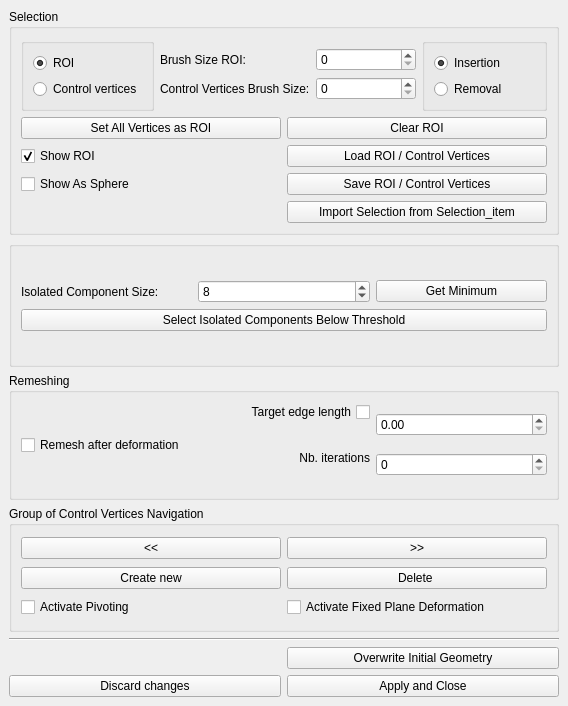
CGAL/cgal, file Polyhedron/demo/Polyhedron/Plugins/Surface_mesh_deformation/Deform_mesh.ui: the form before one commit.
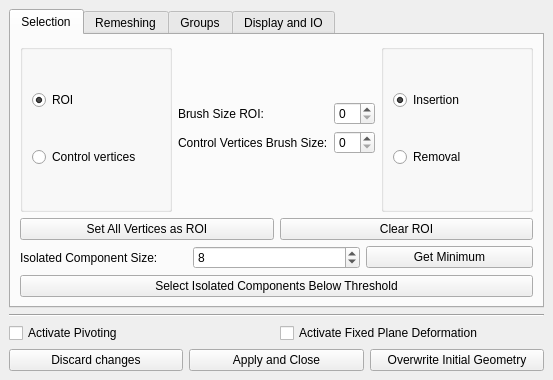
The form after the commit.

Commit message: use tabs to reduce the size of the deformation widget

What changed in the file:
```diff
--- a/Polyhedron/demo/Polyhedron/Plugins/Surface_mesh_deformation/Deform_mesh.ui
+++ b/Polyhedron/demo/Polyhedron/Plugins/Surface_mesh_deformation/Deform_mesh.ui
@@ -6,8 +6,8 @@
    <rect>
     <x>0</x>
     <y>0</y>
-    <width>568</width>
-    <height>706</height>
+    <width>553</width>
+    <height>380</height>
    </rect>
   </property>
   <property name="windowTitle">
@@ -16,12 +16,47 @@
   <widget class="QWidget" name="dockWidgetContents">
    <layout class="QVBoxLayout" name="verticalLayout">
     <item>
-     <widget class="QGroupBox" name="SelectionGroupBox">
-      <property name="title">
+     <widget class="QTabWidget" name="tabWidget">
+      <property name="currentIndex">
+       <number>0</number>
+      </property>
+      <widget class="QWidget" name="tab">
+       <attribute name="title">
        <string>Selection</string>
-      </property>
-      <layout class="QGridLayout" name="gridLayout">
-       <item row="2" column="1" rowspan="2" colspan="2">
+       </attribute>
+       <layout class="QVBoxLayout" name="verticalLayout_9">
+        <item>
+         <layout class="QHBoxLayout" name="horizontalLayout_13">
+          <item>
+           <widget class="QGroupBox" name="RCgroup">
+            <layout class="QVBoxLayout" name="verticalLayout_7">
+             <item>
+              <widget class="QRadioButton" name="ROIRadioButton">
+               <property name="toolTip">
+                <string>Use Shift + Left Click to paint ROI vertices</string>
+               </property>
+               <property name="text">
+                <string>ROI</string>
+               </property>
+               <property name="checked">
+                <bool>true</bool>
+               </property>
+              </widget>
+             </item>
+             <item>
+              <widget class="QRadioButton" name="CtrlVertRadioButton">
+               <property name="toolTip">
+                <string>Use Shift + Left Click to paint control vertices</string>
+               </property>
+               <property name="text">
+                <string>Control vertices</string>
+               </property>
+              </widget>
+             </item>
+            </layout>
+           </widget>
+          </item>
+          <item>
         <layout class="QVBoxLayout" name="RingLayout">
          <item>
           <layout class="QHBoxLayout" name="horizontalLayout_4">
@@ -57,7 +92,32 @@
          </item>
         </layout>
        </item>
-       <item row="4" column="0" colspan="4">
+          <item>
+           <widget class="QGroupBox" name="InsertEraseGroup">
+            <layout class="QVBoxLayout" name="verticalLayout_8">
+             <item>
+              <widget class="QRadioButton" name="InsertRadioButton">
+               <property name="text">
+                <string>Insertion</string>
+               </property>
+               <property name="checked">
+                <bool>true</bool>
+               </property>
+              </widget>
+             </item>
+             <item>
+              <widget class="QRadioButton" name="EraseRadioButton">
+               <property name="text">
+                <string>Removal</string>
+               </property>
+              </widget>
+             </item>
+            </layout>
+           </widget>
+          </item>
+         </layout>
+        </item>
+        <item>
         <layout class="QHBoxLayout" name="horizontalLayout_3">
          <item>
           <widget class="QPushButton" name="SelectAllVerticesPushButton">
@@ -75,115 +135,6 @@
          </item>
         </layout>
        </item>
-       <item row="2" column="0" rowspan="2">
-        <widget class="QGroupBox" name="ROICtrlVertGroupBox">
-         <layout class="QVBoxLayout" name="CtrlVertRoiLayout">
-          <item>
-           <widget class="QRadioButton" name="ROIRadioButton">
-            <property name="toolTip">
-             <string>Use Shift + Left Click to paint ROI vertices</string>
-            </property>
-            <property name="text">
-             <string>ROI</string>
-            </property>
-            <property name="checked">
-             <bool>true</bool>
-            </property>
-           </widget>
-          </item>
-          <item>
-           <widget class="QRadioButton" name="CtrlVertRadioButton">
-            <property name="toolTip">
-             <string>Use Shift + Left Click to paint control vertices</string>
-            </property>
-            <property name="text">
-             <string>Control vertices</string>
-            </property>
-           </widget>
-          </item>
-         </layout>
-        </widget>
-       </item>
-       <item row="2" column="3" rowspan="2">
-        <widget class="QGroupBox" name="InsertEraseGroupBox">
-         <layout class="QVBoxLayout" name="InsertRemoveLayout">
-          <item>
-           <widget class="QRadioButton" name="InsertRadioButton">
-            <property name="text">
-             <string>Insertion</string>
-            </property>
-            <property name="checked">
-             <bool>true</bool>
-            </property>
-           </widget>
-          </item>
-          <item>
-           <widget class="QRadioButton" name="EraseRadioButton">
-            <property name="text">
-             <string>Removal</string>
-            </property>
-           </widget>
-          </item>
-         </layout>
-        </widget>
-       </item>
-       <item row="5" column="0" colspan="4">
-        <layout class="QGridLayout" name="gridLayout_2">
-         <property name="sizeConstraint">
-          <enum>QLayout::SetDefaultConstraint</enum>
-         </property>
-         <item row="0" column="0">
-          <widget class="QCheckBox" name="ShowROICheckBox">
-           <property name="text">
-            <string>Show ROI</string>
-           </property>
-           <property name="checked">
-            <bool>true</bool>
-           </property>
-          </widget>
-         </item>
-         <item row="0" column="1">
-          <widget class="QPushButton" name="ReadROIPushButton">
-           <property name="text">
-            <string>Load ROI / Control Vertices</string>
-           </property>
-          </widget>
-         </item>
-         <item row="1" column="1">
-          <widget class="QPushButton" name="SaveROIPushButton">
-           <property name="text">
-            <string>Save ROI / Control Vertices</string>
-           </property>
-          </widget>
-         </item>
-         <item row="2" column="1">
-          <widget class="QPushButton" name="importSelectionPushButton">
-           <property name="text">
-            <string>Import Selection from Selection_item</string>
-           </property>
-          </widget>
-         </item>
-         <item row="1" column="0">
-          <widget class="QCheckBox" name="ShowAsSphereCheckBox">
-           <property name="text">
-            <string>Show As Sphere</string>
-           </property>
-           <property name="checked">
-            <bool>false</bool>
-           </property>
-          </widget>
-         </item>
-        </layout>
-       </item>
-      </layout>
-     </widget>
-    </item>
-    <item>
-     <widget class="QGroupBox" name="groupBox">
-      <property name="title">
-       <string/>
-      </property>
-      <layout class="QVBoxLayout" name="verticalLayout_8">
        <item>
         <layout class="QVBoxLayout" name="verticalLayout_4">
          <item>
@@ -225,21 +176,13 @@
        </item>
       </layout>
      </widget>
-    </item>
-    <item>
-     <widget class="QGroupBox" name="remeshing_groupBox">
-      <property name="contextMenuPolicy">
-       <enum>Qt::DefaultContextMenu</enum>
-      </property>
-      <property name="title">
+      <widget class="QWidget" name="tab_2">
+       <attribute name="title">
        <string>Remeshing</string>
-      </property>
-      <property name="flat">
-       <bool>false</bool>
-      </property>
-      <layout class="QHBoxLayout" name="horizontalLayout_10">
+       </attribute>
+       <layout class="QHBoxLayout" name="horizontalLayout_6">
        <item>
-        <layout class="QHBoxLayout" name="horizontalLayout_9" stretch="0,0,0">
+         <layout class="QHBoxLayout" name="horizontalLayout_12">
          <item>
           <widget class="QCheckBox" name="RemeshingCheckBox">
            <property name="toolTip">
@@ -256,6 +199,8 @@
          <item>
           <layout class="QVBoxLayout" name="verticalLayout_6">
            <item>
+             <layout class="QHBoxLayout" name="horizontalLayout_7">
+              <item>
             <widget class="QCheckBox" name="remeshingEdgeLengthInput_checkBox">
              <property name="toolTip">
               <string>If unchecked, automatic value is used (the average edge length at ROI boundary)</string>
@@ -269,6 +214,13 @@
             </widget>
            </item>
            <item>
+               <widget class="QDoubleSpinBox" name="remeshing_edge_length_spinbox"/>
+              </item>
+             </layout>
+            </item>
+            <item>
+             <layout class="QHBoxLayout" name="horizontalLayout_9">
+              <item>
             <widget class="QLabel" name="label_4">
              <property name="layoutDirection">
               <enum>Qt::RightToLeft</enum>
@@ -281,13 +233,6 @@
              </property>
             </widget>
            </item>
-          </layout>
-         </item>
-         <item>
-          <layout class="QVBoxLayout" name="verticalLayout_7">
-           <item>
-            <widget class="QDoubleSpinBox" name="remeshing_edge_length_spinbox"/>
-           </item>
            <item>
             <widget class="QSpinBox" name="remeshing_iterations_spinbox"/>
            </item>
@@ -296,13 +241,15 @@
         </layout>
        </item>
       </layout>
-     </widget>
-    </item>
+        </item>
+       </layout>
+      </widget>
+      <widget class="QWidget" name="tab_3">
+       <attribute name="title">
+        <string>Groups</string>
+       </attribute>
+       <layout class="QHBoxLayout" name="horizontalLayout_10">
     <item>
-     <widget class="QGroupBox" name="CtrlVertGroupNavigationGroupBox">
-      <property name="title">
-       <string>Group of Control Vertices Navigation</string>
-      </property>
       <layout class="QVBoxLayout" name="verticalLayout_3">
        <item>
         <layout class="QHBoxLayout" name="horizontalLayout">
@@ -346,6 +293,74 @@
          </item>
         </layout>
        </item>
+         </layout>
+        </item>
+       </layout>
+      </widget>
+      <widget class="QWidget" name="tab_4">
+       <attribute name="title">
+        <string>Display and IO</string>
+       </attribute>
+       <layout class="QHBoxLayout" name="horizontalLayout_5">
+        <item>
+         <layout class="QGridLayout" name="gridLayout_2">
+          <property name="sizeConstraint">
+           <enum>QLayout::SetDefaultConstraint</enum>
+          </property>
+          <item row="0" column="0">
+           <widget class="QCheckBox" name="ShowROICheckBox">
+            <property name="text">
+             <string>Show ROI</string>
+            </property>
+            <property name="checked">
+             <bool>true</bool>
+            </property>
+           </widget>
+          </item>
+          <item row="0" column="1">
+           <widget class="QPushButton" name="ReadROIPushButton">
+            <property name="text">
+             <string>Load ROI / Control Vertices</string>
+            </property>
+           </widget>
+          </item>
+          <item row="1" column="1">
+           <widget class="QPushButton" name="SaveROIPushButton">
+            <property name="text">
+             <string>Save ROI / Control Vertices</string>
+            </property>
+           </widget>
+          </item>
+          <item row="2" column="1">
+           <widget class="QPushButton" name="importSelectionPushButton">
+            <property name="text">
+             <string>Import Selection from Selection_item</string>
+            </property>
+           </widget>
+          </item>
+          <item row="1" column="0">
+           <widget class="QCheckBox" name="ShowAsSphereCheckBox">
+            <property name="text">
+             <string>Show As Sphere</string>
+            </property>
+            <property name="checked">
+             <bool>false</bool>
+            </property>
+           </widget>
+          </item>
+         </layout>
+        </item>
+       </layout>
+      </widget>
+     </widget>
+    </item>
+    <item>
+     <widget class="Line" name="line">
+      <property name="orientation">
+       <enum>Qt::Horizontal</enum>
+      </property>
+     </widget>
+    </item>
        <item>
         <layout class="QHBoxLayout" name="horizontalLayout_11">
          <item>
@@ -364,23 +379,9 @@
          </item>
         </layout>
        </item>
-      </layout>
-     </widget>
-    </item>
     <item>
-     <widget class="Line" name="line">
-      <property name="orientation">
-       <enum>Qt::Horizontal</enum>
-      </property>
-     </widget>
-    </item>
+     <layout class="QHBoxLayout" name="horizontalLayout_14">
     <item>
-     <layout class="QHBoxLayout" name="ApplyAndCloseLayout">
-      <item>
-       <layout class="QVBoxLayout" name="verticalLayout_10">
-        <item>
-         <layout class="QGridLayout" name="gridLayout_3">
-          <item row="2" column="0">
            <widget class="QPushButton" name="DiscardChangesPushButton">
             <property name="toolTip">
              <string>Reset mesh to last version saved by &quot;Overwrite Initial Geometry&quot;. Not available when Remeshing is ON.</string>
@@ -390,20 +391,7 @@
             </property>
            </widget>
           </item>
-          <item row="1" column="1">
-           <widget class="QPushButton" name="OverwritePushButton">
-            <property name="sizePolicy">
-             <sizepolicy hsizetype="Minimum" vsizetype="Fixed">
-              <horstretch>0</horstretch>
-              <verstretch>0</verstretch>
-             </sizepolicy>
-            </property>
-            <property name="text">
-             <string>Overwrite Initial Geometry</string>
-            </property>
-           </widget>
-          </item>
-          <item row="2" column="1">
+      <item>
            <widget class="QPushButton" name="ApplyAndClosePushButton">
             <property name="sizePolicy">
              <sizepolicy hsizetype="Minimum" vsizetype="Fixed">
@@ -416,9 +404,18 @@
             </property>
            </widget>
           </item>
-         </layout>
-        </item>
-       </layout>
+      <item>
+       <widget class="QPushButton" name="OverwritePushButton">
+        <property name="sizePolicy">
+         <sizepolicy hsizetype="Minimum" vsizetype="Fixed">
+          <horstretch>0</horstretch>
+          <verstretch>0</verstretch>
+         </sizepolicy>
+        </property>
+        <property name="text">
+         <string>Overwrite Initial Geometry</string>
+        </property>
+       </widget>
       </item>
      </layout>
     </item>
```
Lines whose indentation alone changed are shown as unchanged.
